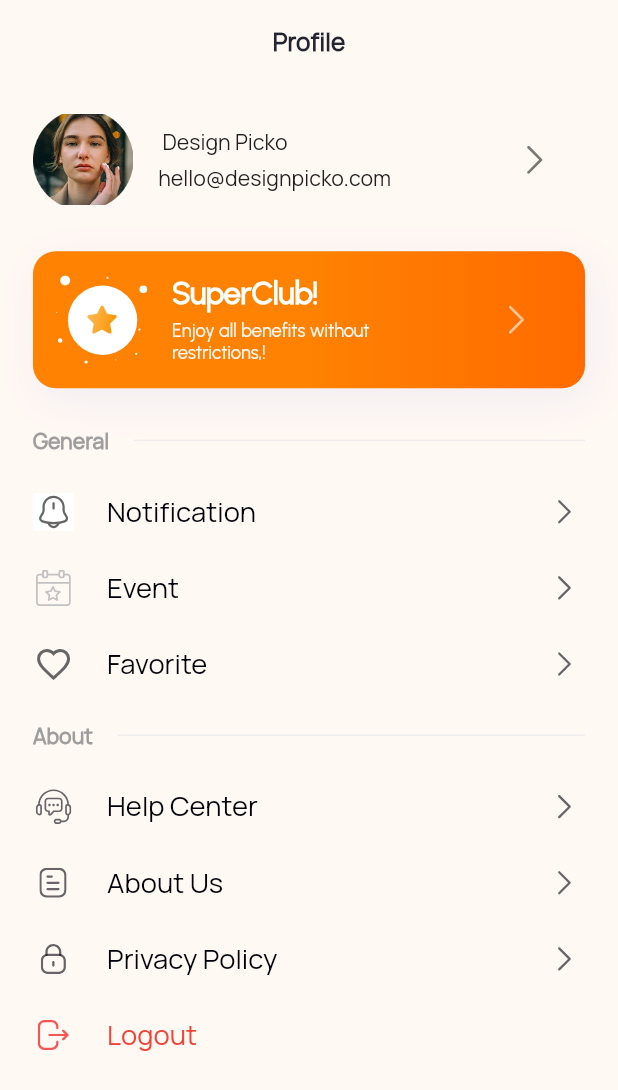
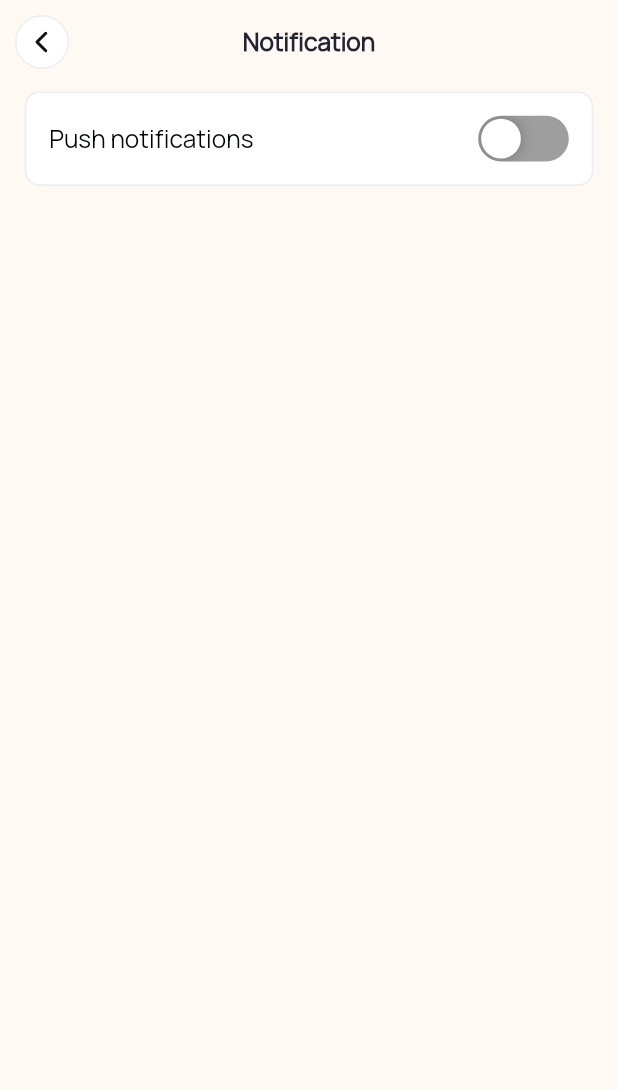
Before and after one commit to Webgenius0/dawgonvegans_app, a Flutter app: the ProfileScreen screen opened directly, after a tap on "Notification", on a phone screen of 412 x 824 dp. Shown: the top 1090 px of the screen. Run offline on Flutter 3.47's test engine with Material 3 defaults, Android fonts, the phone set to English and light mode, and no system bars; drawn by our look-alikes of auto_animated, flutter_advanced_switch; our stand-ins replace cached_network_image, dio, flashy_tab_bar2, flutter_screenutil, flutter_svg, get and 7 more; missing offline and left inert: dotlottie_loader, linear_progress_bar; accounts and stored records are empty; project files that could hold a hidden picture were left out.

Commit message:
Profile Notification Settings has done

```diff
--- a/lib/features/profile/presentation/profile_screen.dart
+++ b/lib/features/profile/presentation/profile_screen.dart
@@ -4,6 +4,7 @@ import 'package:dawgonvegans/helpers/ui_helpers.dart';
 import 'package:flutter/material.dart';
 import 'package:flutter_screenutil/flutter_screenutil.dart';
 import 'package:flutter_svg/svg.dart';
+
 import '../../../common_widgets/custom_appbar.dart';
 import '../../../gen/assets.gen.dart';
 import '../../../gen/colors.gen.dart';
@@ -129,7 +130,9 @@ class _ProfileScreenState extends State<ProfileScreen> {
             ProfileTileWidget(
               icon: Assets.icons.notification,
               titleName: 'Notification',
-              onTap: () {},
+              onTap: () {
+                NavigationService.navigateTo(Routes.profileNotificationSetting);
+              },
             ),
             ProfileTileWidget(
               icon: Assets.icons.eventBarIcon,
--- /dev/null
+++ b/lib/features/profile_notification_setting/profile_notification_setting.dart
@@ -0,0 +1,66 @@
+import 'dart:developer';
+
+import 'package:dawgonvegans/common_widgets/custom_appbar.dart';
+import 'package:dawgonvegans/gen/colors.gen.dart';
+import 'package:flutter/material.dart';
+import 'package:flutter_advanced_switch/flutter_advanced_switch.dart';
+import 'package:flutter_screenutil/flutter_screenutil.dart';
+
+import '../../constants/text_font_style.dart';
+
+class ProfileNotificationSetting extends StatefulWidget {
+  const ProfileNotificationSetting({super.key});
+
+  @override
+  State<ProfileNotificationSetting> createState() =>
+      _ProfileNotificationSettingState();
+}
+
+class _ProfileNotificationSettingState
+    extends State<ProfileNotificationSetting> {
+
+  final _controller = ValueNotifier<bool>(false);
+  @override
+  Widget build(BuildContext context) {
+
+    log(_controller.toString());
+    return Scaffold(
+      appBar: CustomAppBar(text: 'Notification'),
+      body: Container(
+        width: 1.sw,
+        margin: EdgeInsets.symmetric(horizontal: 15.w),
+        padding: EdgeInsets.all(15.sp),
+        decoration: ShapeDecoration(
+          color: Colors.white,
+          shape: RoundedRectangleBorder(
+            side: BorderSide(width: 1.w, color: AppColors.cEEEEEE),
+            borderRadius: BorderRadius.circular(10.r),
+          ),
+        ),
+        child: Row(
+          mainAxisAlignment: MainAxisAlignment.spaceBetween,
+          children: [
+            Text(
+              'Push notifications',
+              style: TextFontStyle.textStyle16c00020AManropeW400.copyWith(
+                color: AppColors.c00020A.withValues(alpha: 0.99),
+              ),
+            ),
+
+            // Switch Controller
+            AdvancedSwitch(
+              controller: _controller,
+              activeColor: AppColors.cFE8204,
+              inactiveColor: Colors.grey,
+              borderRadius: BorderRadius.all(Radius.circular(15.r)),
+              width: 55.w,
+              height: 30.h,
+              enabled: true,
+              disabledOpacity: 0.5,
+            ),
+          ],
+        ),
+      ),
+    );
+  }
+}
--- a/lib/helpers/all_routes.dart
+++ b/lib/helpers/all_routes.dart
@@ -10,6 +10,7 @@ import '../features/auth/register/register_screen.dart';
 import '../features/auth/reset_password/reset_password_screen.dart';
 import '../features/edit_profile/edit_profile_screen.dart';
 import '../features/payment_method/payment_method_screen.dart';
+import '../features/profile_notification_setting/profile_notification_setting.dart';
 import '../navigation_screen.dart';
 
 final class Routes {
@@ -27,6 +28,7 @@ final class Routes {
   static const String navigationScreen = '/navigationScreen';
   static const String notificationScreen = '/notificationScreen';
   static const String editProfileScreen = '/editProfileScreen';
+  static const String profileNotificationSetting = '/profileNotificationSetting';
 }
 
 final class RouteGenerator {
@@ -96,6 +98,13 @@ final class RouteGenerator {
               settings: settings,
             )
             : CupertinoPageRoute(builder: (context) => EditProfileScreen());
+      case Routes.profileNotificationSetting:
+        return Platform.isAndroid
+            ? _FadedTransitionRoute(
+              widget: ProfileNotificationSetting(),
+              settings: settings,
+            )
+            : CupertinoPageRoute(builder: (context) => ProfileNotificationSetting());
 
       default:
         return null;
--- a/pubspec.yaml
+++ b/pubspec.yaml
@@ -36,6 +36,7 @@ dependencies:
   flashy_tab_bar2: ^0.0.10
   flutter:
     sdk: flutter
+  flutter_advanced_switch: ^3.1.0
   flutter_screenutil: ^5.9.3
   flutter_svg: ^2.1.0
   get: ^4.7.2
```
Also changed, not shown: pubspec.lock.
